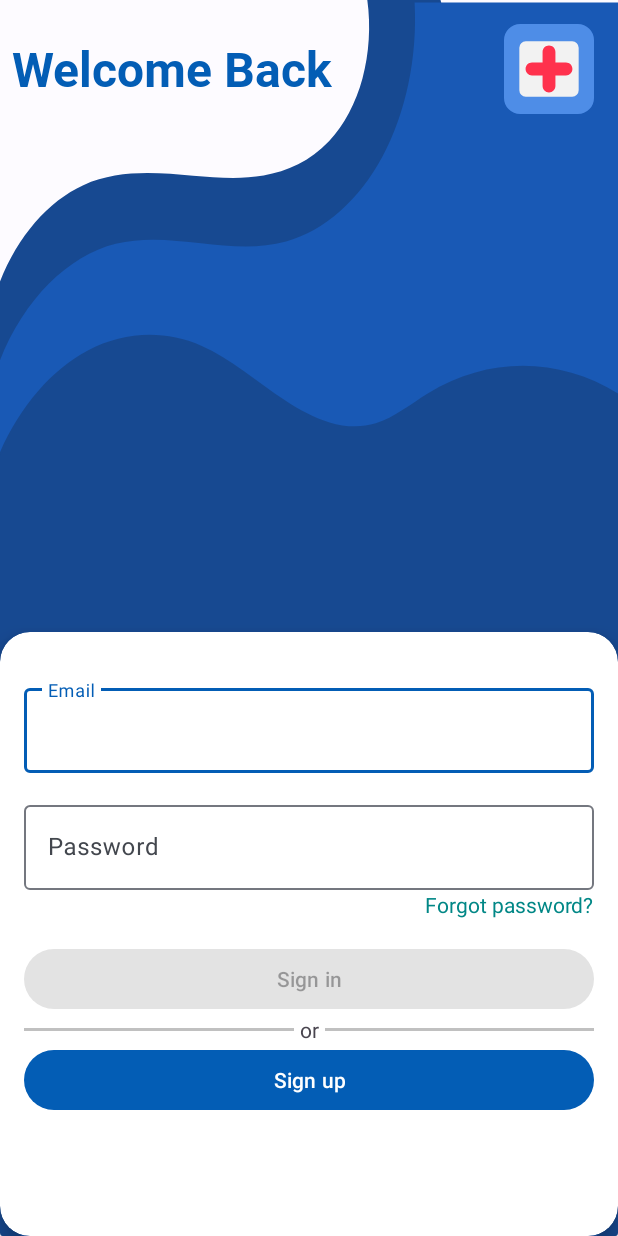
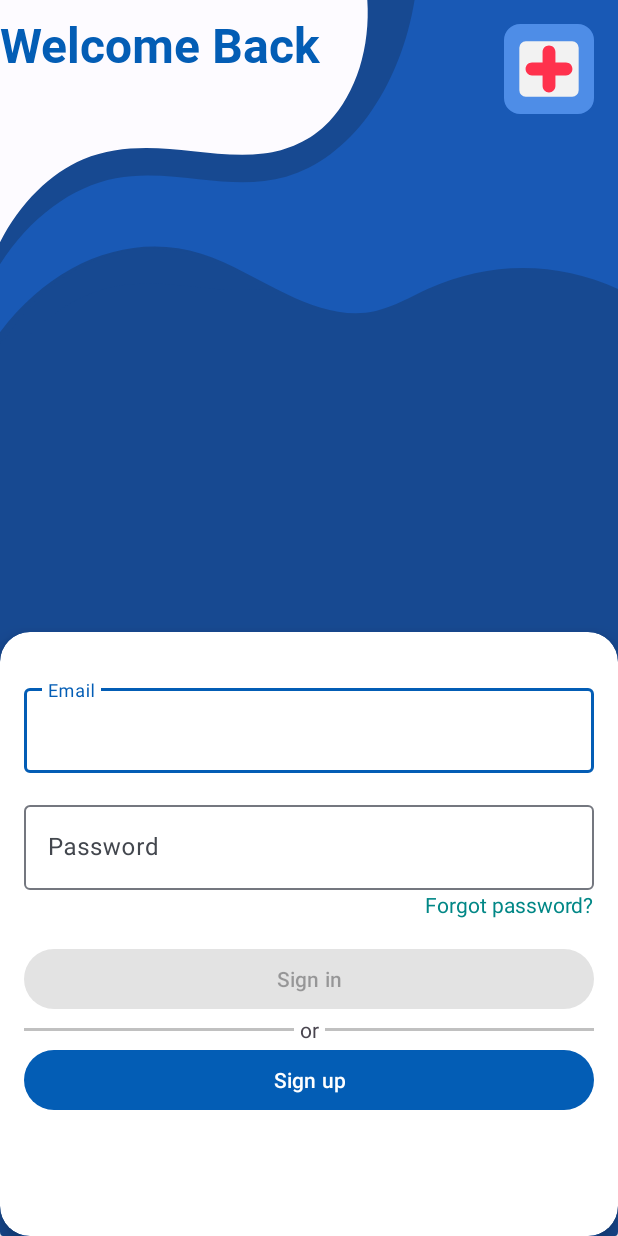
Before and after one commit to Issasafar/HealthCore, an Android app: the screen it shows after launch (LoginActivity), on a phone screen of 412 x 824 dp. Run offline under Robolectric (Android 15) with nearby library versions, the phone set to English and light mode, and no system bars; our stand-ins replace Firebase (no records; nobody signed in at launch, a user with empty details on screens opened directly).

Commit message:
Full project

```diff
--- a/app/src/main/java/com/issasafar/healthcore/ui/medicalStaff/ui/patients/PatientsFragment.java
+++ b/app/src/main/java/com/issasafar/healthcore/ui/medicalStaff/ui/patients/PatientsFragment.java
@@ -50,11 +50,12 @@ public class PatientsFragment extends Fragment {
                 }
                 if (!patientList.isEmpty()) {
                     nothingLayout.setVisibility(View.GONE);
-                    PatientsRecyclerAdapter patientsRecyclerAdapter = new PatientsRecyclerAdapter(patientList, idList, getActivity().getApplicationContext());
-                    recyclerView.setAdapter(patientsRecyclerAdapter);
+
                 } else {
                     nothingLayout.setVisibility(View.VISIBLE);
                 }
+                PatientsRecyclerAdapter patientsRecyclerAdapter = new PatientsRecyclerAdapter(patientList, idList, getActivity().getApplicationContext());
+                recyclerView.setAdapter(patientsRecyclerAdapter);
             }
 
             @Override
--- a/app/src/main/java/com/issasafar/healthcore/ui/medicalStaff/ui/reports/ReportsFragment.java
+++ b/app/src/main/java/com/issasafar/healthcore/ui/medicalStaff/ui/reports/ReportsFragment.java
@@ -60,9 +60,10 @@ public class ReportsFragment extends Fragment {
 
                 } else {
                     nothingLayout.setVisibility(View.GONE);
-                    ReportsRecyclerAdapter reportsRecyclerAdapter = new ReportsRecyclerAdapter(list);
-                    recyclerView.setAdapter(reportsRecyclerAdapter);
+
                 }
+                ReportsRecyclerAdapter reportsRecyclerAdapter = new ReportsRecyclerAdapter(list);
+                recyclerView.setAdapter(reportsRecyclerAdapter);
 
             }
 
--- a/app/src/main/res/drawable/banner.xml
+++ /dev/null
@@ -1,31 +0,0 @@
-<vector xmlns:android="http://schemas.android.com/apk/res/android"
-    xmlns:aapt="http://schemas.android.com/aapt"
-    android:width="210dp"
-    android:height="297dp"
-    android:viewportWidth="210"
-    android:viewportHeight="297">
-  <path
-      android:pathData="m149.69,0h-24.88c1.22,6.26 0.65,12.85 -1.62,18.81 -2.27,5.96 -6.25,11.25 -11.33,15.1 -6.39,4.84 -14.31,7.3 -22.27,8.27 -7.95,0.97 -16,0.52 -24,0.03C53.09,41.46 40.24,40.67 28.31,44.49 16.42,48.3 6.09,56.74 0,67.63V97.1C9.75,81.81 26.84,71.43 44.9,69.84 54.94,68.96 65,70.64 74.94,72.22 84.89,73.81 95,75.32 105,74.11 118.83,72.43 131.95,65.35 140.85,54.63 147.02,47.18 151.17,38.07 152.71,28.52 154.26,18.97 153.2,9.01 149.69,0Z"
-      android:strokeLineJoin="round"
-      android:strokeWidth="0"
-      android:fillColor="#174991"
-      android:strokeLineCap="round"/>
-  <path
-      android:pathData="m0,87.18v39.43c10.83,-3.57 21.83,-6.64 32.94,-9.2 8.65,-1.99 17.4,-3.68 26.26,-4.18 11.54,-0.65 23.28,0.77 34.08,4.9 5.01,1.92 9.79,4.41 14.83,6.23 5.04,1.82 10.49,2.98 15.78,2.09 6.25,-1.05 11.64,-4.81 17.13,-7.97 2.74,-1.58 5.58,-3.04 8.62,-3.96 3.03,-0.92 6.29,-1.27 9.38,-0.61 3.48,0.74 6.6,2.7 9.31,5.01 2.71,2.31 5.08,4.99 7.63,7.47 9.35,9.05 21.3,15.38 34.05,18.01L210,49.8ZM210,93.76c-4.02,-8.27 -10.38,-15.38 -18.14,-20.3 -7.76,-4.92 -16.91,-7.64 -26.1,-7.76 -13.33,-0.17 -26.06,4.95 -38.81,8.83 -6.38,1.94 -12.88,3.6 -19.52,4.13 -6.64,0.54 -13.46,-0.09 -19.65,-2.57 -7.64,-3.06 -13.92,-8.77 -21.3,-12.42 -3.69,-1.83 -7.7,-3.14 -11.82,-3.21 -4.11,-0.07 -8.35,1.21 -11.36,4.01 -1.95,1.81 -3.34,4.22 -3.92,6.82 -0.59,2.6 -0.37,5.37 0.61,7.84L210,49.8Z"
-      android:strokeLineJoin="round"
-      android:strokeWidth="0"
-      android:fillColor="#174991"
-      android:strokeLineCap="round"/>
-  <path
-      android:pathData="M0,86.54C8.12,72.02 22.97,61.47 39.35,58.58c9.53,-1.68 19.29,-0.89 28.94,-0.13 9.64,0.76 19.43,1.46 28.92,-0.41 12.91,-2.53 24.8,-9.94 32.76,-20.42 7.96,-10.47 11.92,-23.91 10.91,-37.02H210V94.56c-20.27,-8.87 -44.23,-8.88 -64.52,-0.05 -5.88,2.56 -11.52,5.85 -17.79,7.21 -5.15,1.12 -10.54,0.88 -15.7,-0.21 -5.16,-1.09 -10.11,-3.01 -14.9,-5.22C87.53,91.85 78.47,86.17 68.39,83.07 55.88,79.23 42.1,79.65 29.85,84.23 17.59,88.82 6.92,97.54 0,108.65Z"
-      android:strokeLineJoin="round"
-      android:strokeWidth="0"
-      android:fillColor="#1959b5"
-      android:strokeLineCap="round"/>
-  <path
-      android:pathData="M0.92,108.65L209.08,108.65A0.92,0.92 0,0 1,210 109.57L210,296.08A0.92,0.92 0,0 1,209.08 297L0.92,297A0.92,0.92 0,0 1,0 296.08L0,109.57A0.92,0.92 0,0 1,0.92 108.65z"
-      android:strokeLineJoin="round"
-      android:strokeWidth="0"
-      android:fillColor="#174991"
-      android:strokeLineCap="round"/>
-</vector>
--- /dev/null
+++ b/app/src/main/res/drawable/banner2.xml
@@ -0,0 +1,37 @@
+<vector xmlns:android="http://schemas.android.com/apk/res/android"
+    xmlns:aapt="http://schemas.android.com/aapt"
+    android:width="210dp"
+    android:height="297dp"
+    android:viewportWidth="210"
+    android:viewportHeight="297">
+  <path
+      android:pathData="M0,79.98C10.17,68.78 24.36,61.33 39.35,59.32c9.58,-1.29 19.31,-0.42 28.95,0.29 9.64,0.71 19.43,1.25 28.91,-0.68 10.51,-2.14 20.37,-7.35 28.06,-14.82 7.69,-7.47 13.18,-17.18 15.61,-27.62H210v69.42c-20.8,-6.72 -43.71,-6.73 -64.52,-0.04 -5.9,1.9 -11.67,4.33 -17.79,5.33 -10.12,1.65 -20.46,-0.73 -30.17,-4.03C87.82,83.87 78.39,79.64 68.39,77.42 44.36,72.07 17.88,79.39 0,96.31Z"
+      android:strokeLineJoin="round"
+      android:strokeWidth="0"
+      android:fillColor="#174991"
+      android:strokeLineCap="round"/>
+  <path
+      android:pathData="M0,89.42C10.17,78.23 24.36,70.78 39.35,68.77c9.58,-1.29 19.31,-0.42 28.95,0.29 9.64,0.71 19.43,1.25 28.91,-0.68 10.51,-2.14 20.37,-7.35 28.06,-14.82 7.69,-7.47 13.18,-17.18 15.61,-27.62H210v69.42c-20.8,-6.72 -43.71,-6.73 -64.52,-0.04 -5.9,1.9 -11.67,4.33 -17.79,5.33 -10.12,1.65 -20.46,-0.73 -30.17,-4.03C87.82,93.32 78.39,89.09 68.39,86.86 44.36,81.52 17.88,88.84 0,105.76Z"
+      android:strokeLineJoin="round"
+      android:strokeWidth="0"
+      android:fillColor="#174991"
+      android:strokeLineCap="round"/>
+  <path
+      android:pathData="m149.69,0h-24.88c0.54,5.54 -0.38,11.21 -2.63,16.29 -2.26,5.08 -5.85,9.57 -10.31,12.89 -6.41,4.76 -14.4,7 -22.35,7.72 -7.95,0.72 -15.95,0.02 -23.91,-0.58C53.11,35.38 40.31,34.71 28.31,38.28 17.05,41.63 6.95,48.74 0,58.2V83.55C11.15,70.29 27.65,61.67 44.9,60.1 64.93,58.27 84.96,65.54 105,63.77 118.45,62.58 131.77,57 140.85,47 146.48,40.79 150.36,33 151.91,24.75 153.46,16.51 152.69,7.84 149.69,0Z"
+      android:strokeLineJoin="round"
+      android:strokeWidth="0"
+      android:fillColor="#174991"
+      android:strokeLineCap="round"/>
+  <path
+      android:pathData="M0,63.51C10.17,52.32 24.36,44.87 39.35,42.85c9.58,-1.29 19.31,-0.42 28.95,0.29 9.64,0.71 19.43,1.25 28.91,-0.68 10.51,-2.14 20.37,-7.35 28.06,-14.82 7.69,-7.47 13.18,-17.18 15.61,-27.62H210V69.44c-20.8,-6.72 -43.71,-6.73 -64.52,-0.04 -5.9,1.9 -11.67,4.33 -17.79,5.33 -10.12,1.65 -20.46,-0.73 -30.17,-4.03C87.82,67.41 78.39,63.18 68.39,60.95 44.36,55.6 17.88,62.92 0,79.85Z"
+      android:strokeLineJoin="round"
+      android:strokeWidth="0"
+      android:fillColor="#1959b5"
+      android:strokeLineCap="round"/>
+  <path
+      android:pathData="M1.06,81.69L208.94,81.69A1.06,1.06 0,0 1,210 82.75L210,295.94A1.06,1.06 0,0 1,208.94 297L1.06,297A1.06,1.06 0,0 1,0 295.94L0,82.75A1.06,1.06 0,0 1,1.06 81.69z"
+      android:strokeLineJoin="round"
+      android:strokeWidth="0"
+      android:fillColor="#174991"
+      android:strokeLineCap="round"/>
+</vector>
--- a/app/src/main/res/layout/activity_login.xml
+++ b/app/src/main/res/layout/activity_login.xml
@@ -6,7 +6,7 @@
     android:layout_width="match_parent"
     android:layout_height="match_parent"
     tools:context=".ui.login.LoginActivity"
-    android:background="@drawable/banner"
+
     >
 
 
@@ -27,7 +27,7 @@
     android:layout_width="match_parent"
     android:layout_height="match_parent"
     android:id="@+id/login_sub_layout"
-
+    android:background="@drawable/banner2"
     >
 
     <TextView
@@ -36,17 +36,18 @@
         android:layout_height="wrap_content"
         android:fontFamily="@font/roboto_fonts_family"
         android:gravity="center"
-        android:paddingLeft="@dimen/margin_8dp_size"
-        android:paddingTop="@dimen/activity_vertical_margin"
+
+        android:paddingTop="@dimen/margin_8dp_size"
         android:paddingRight="@dimen/margin_8dp_size"
         android:paddingBottom="@dimen/activity_vertical_margin"
         android:text="@string/welcome_back"
         android:textColor="@color/md_theme_light_primary"
-       android:layout_marginTop="@dimen/margin_8dp_size"
+
         android:textSize="32sp"
         android:textStyle="bold"
         app:layout_constraintStart_toStartOf="parent"
-        app:layout_constraintTop_toTopOf="parent" />
+        app:layout_constraintTop_toTopOf="parent"
+        />
 
     <androidx.cardview.widget.CardView
         android:id="@+id/login_card"
--- a/app/src/main/res/layout/offline_snackbar.xml
+++ b/app/src/main/res/layout/offline_snackbar.xml
@@ -29,7 +29,7 @@
         android:id="@+id/snackbar_message_text"
         android:layout_width="0dp"
         android:layout_height="wrap_content"
-        android:text="You are offline"
+        android:text="@string/you_are_offline"
         android:textSize="@dimen/subtitle1"
         app:layout_constraintBottom_toBottomOf="parent"
         app:layout_constraintEnd_toEndOf="parent"
--- a/app/src/main/res/layout/online_snackbar.xml
+++ b/app/src/main/res/layout/online_snackbar.xml
@@ -30,7 +30,7 @@
                 android:id="@+id/snackbar_message_text"
                 android:layout_width="0dp"
                 android:layout_height="wrap_content"
-                android:text="Back online"
+                android:text="@string/your_are_online"
                 android:textSize="@dimen/subtitle1"
                 app:layout_constraintBottom_toBottomOf="parent"
                 app:layout_constraintEnd_toEndOf="parent"
--- a/app/src/main/res/values/strings.xml
+++ b/app/src/main/res/values/strings.xml
@@ -64,4 +64,6 @@
     <string name="remove">Remove</string>
     <string name="nothing_yet">Nothing yet</string>
     <string name="edit">Edit</string>
+    <string name="your_are_online">Your are online</string>
+    <string name="you_are_offline">You are offline</string>
 </resources>
```
